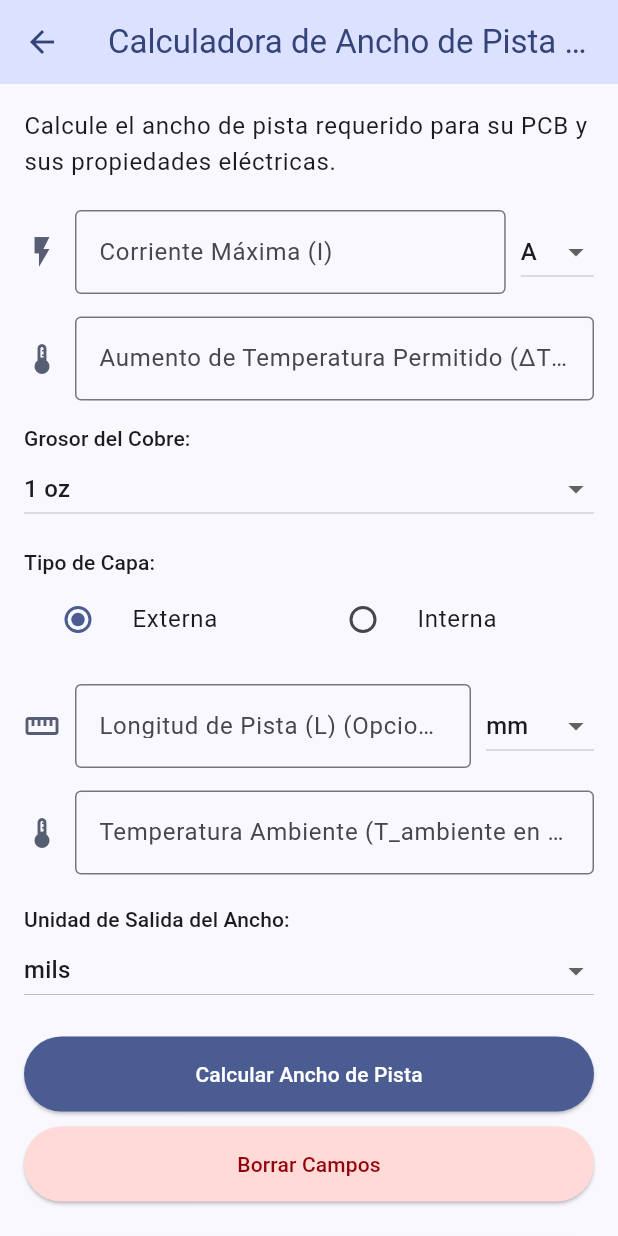
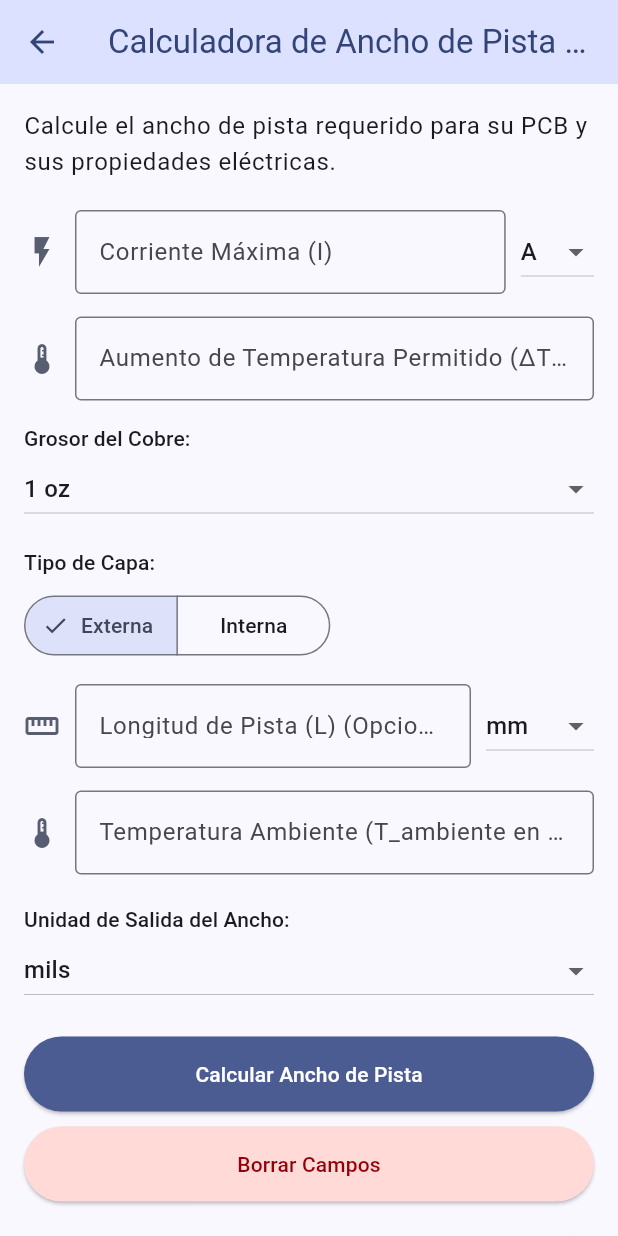
Before and after one commit to jmendezr85/calculadora_electronica, a Flutter app: the PcbTraceWidthCalculatorScreen screen opened directly, on a phone screen of 412 x 824 dp. Run offline on Flutter 3.47's test engine with Material 3 defaults, Android fonts, the phone set to English and light mode, and no system bars; our stand-ins replace fl_chart, package_info_plus, photo_view, share_plus, shared_preferences; accounts and stored records are empty.

```diff
--- a/lib/screens/calculators/adc_calculator_screen.dart
+++ b/lib/screens/calculators/adc_calculator_screen.dart
@@ -446,7 +446,7 @@ class _AdcCalculatorScreenState extends State<AdcCalculatorScreen>
                             value: _showAdvancedChart,
                             onChanged: (v) =>
                                 setState(() => _showAdvancedChart = v),
-                            activeColor: Colors.deepPurple,
+                            activeThumbColor: Colors.deepPurple,
                           ),
                         ],
                       ),
--- a/lib/screens/calculators/capacitor_calculator_screen.dart
+++ b/lib/screens/calculators/capacitor_calculator_screen.dart
@@ -440,7 +440,7 @@ class _CapacitorCalculatorScreenState extends State<CapacitorCalculatorScreen>
                             value: _showAdvancedResults,
                             onChanged: (v) =>
                                 setState(() => _showAdvancedResults = v),
-                            activeColor: Colors.deepPurple,
+                            activeThumbColor: Colors.deepPurple,
                           ),
                         ],
                       ),
--- a/lib/screens/calculators/decibel_calculator_screen.dart
+++ b/lib/screens/calculators/decibel_calculator_screen.dart
@@ -392,7 +392,7 @@ class _DecibelCalculatorScreenState extends State<DecibelCalculatorScreen>
                             value: _showAdvancedChart,
                             onChanged: (v) =>
                                 setState(() => _showAdvancedChart = v),
-                            activeColor: Colors.deepPurple,
+                            activeThumbColor: Colors.deepPurple,
                           ),
                         ],
                       ),
--- a/lib/screens/calculators/electronic_symbols_screen.dart
+++ b/lib/screens/calculators/electronic_symbols_screen.dart
@@ -344,7 +344,7 @@ class _CategoryChips extends StatelessWidget {
         padding: const EdgeInsets.symmetric(horizontal: 12),
         scrollDirection: Axis.horizontal,
         itemCount: categories.length,
-        separatorBuilder: (_, __) => const SizedBox(width: 8),
+        separatorBuilder: (_, index) => const SizedBox(width: 8),
         itemBuilder: (context, i) {
           final c = categories[i];
           final selectedNow = c == selected;
--- a/lib/screens/calculators/inductor_color_code_screen.dart
+++ b/lib/screens/calculators/inductor_color_code_screen.dart
@@ -104,7 +104,9 @@ class _InductorColorCodeScreenState extends State<InductorColorCodeScreen> {
         return;
       }
 
-      final String baseValueString = _is5Band ? '$val1$val2$val3' : '$val1$val2';
+      final String baseValueString = _is5Band
+          ? '$val1$val2$val3'
+          : '$val1$val2';
       final double baseValue = double.parse(baseValueString);
 
       final double inductorValue = baseValue * multiplier;
--- a/lib/screens/calculators/pcb_trace_width_calculator_screen.dart
+++ b/lib/screens/calculators/pcb_trace_width_calculator_screen.dart
@@ -273,22 +273,22 @@ class _PcbTraceWidthCalculatorScreenState
               'Tipo de Capa:',
               style: Theme.of(context).textTheme.titleSmall,
             ),
-            Row(
-              children: _layerTypes.map((type) {
-                return Expanded(
-                  child: RadioListTile<String>(
-                    title: Text(type),
-                    value: type,
-                    groupValue: _layerType,
-                    onChanged: (value) {
-                      setState(() {
-                        _layerType = value!;
-                      });
-                    },
-                  ),
-                );
-              }).toList(),
+            const SizedBox(height: 8),
+            SegmentedButton<String>(
+              segments: _layerTypes
+                  .map(
+                    (type) =>
+                        ButtonSegment<String>(value: type, label: Text(type)),
+                  )
+                  .toList(),
+              selected: {_layerType},
+              onSelectionChanged: (Set<String> selection) {
+                setState(() {
+                  _layerType = selection.first;
+                });
+              },
             ),
+
             const SizedBox(height: 15),
             _buildUnitInputField(
               controller: _traceLengthController,
--- a/lib/screens/calculators/power_dissipation_calculator.dart
+++ b/lib/screens/calculators/power_dissipation_calculator.dart
@@ -309,7 +309,7 @@ $_heatsinkAdvice
             const SizedBox(width: 8),
             Expanded(
               child: DropdownButtonFormField<String>(
-                value: selectedUnit,
+                initialValue: selectedUnit,
                 items: units
                     .map(
                       (unit) =>
--- a/lib/screens/calculators/resistor_color_code_screen.dart
+++ b/lib/screens/calculators/resistor_color_code_screen.dart
@@ -404,7 +404,7 @@ class _ResistorColorCodeScreenState extends State<ResistorColorCodeScreen> {
           ),
         ),
         dropdownColor: Theme.of(context).colorScheme.surfaceContainerHighest,
-        value: selectedValue,
+        initialValue: selectedValue,
         hint: const Text('Selecciona color'),
         onChanged: (newValue) {
           setState(() {
--- a/lib/screens/calculators/resistor_color_table_screen.dart
+++ b/lib/screens/calculators/resistor_color_table_screen.dart
@@ -170,9 +170,7 @@ class ResistorColorTableScreen extends StatelessWidget {
                             border:
                                 item['Color'] == 'Blanco' ||
                                     item['Color'] == 'Amarillo'
-                                ? Border.all(
-                                    color: Colors.grey.shade400,
-                                  )
+                                ? Border.all(color: Colors.grey.shade400)
                                 : null,
                           ),
                           // ELIMINA la línea 'color: _getColor(item['Color']!),' si estaba aquí fuera del decoration.
--- a/lib/screens/calculators/smd_calculator_screen.dart
+++ b/lib/screens/calculators/smd_calculator_screen.dart
@@ -335,7 +335,7 @@ class _SMDCalculatorScreenState extends State<SMDCalculatorScreen> {
             ),
             const SizedBox(height: 20),
             DropdownButtonFormField<String>(
-              value: _selectedComponentType,
+              initialValue: _selectedComponentType,
               decoration: InputDecoration(
                 labelText: 'Selecciona Tipo de Componente',
                 border: OutlineInputBorder(
--- a/lib/screens/calculators/voltage_drop_calculator.dart
+++ b/lib/screens/calculators/voltage_drop_calculator.dart
@@ -257,7 +257,7 @@ class _VoltageDropCalculatorState extends State<VoltageDropCalculator> {
         child: Column(
           children: [
             DropdownButtonFormField<String>(
-              value: _selectedMaterial,
+              initialValue: _selectedMaterial,
               items: _materialDB.keys
                   .map(
                     (material) => DropdownMenuItem(
@@ -274,7 +274,7 @@ class _VoltageDropCalculatorState extends State<VoltageDropCalculator> {
               children: [
                 Expanded(
                   child: DropdownButtonFormField<String>(
-                    value: _selectedAWG,
+                    initialValue: _selectedAWG,
                     items: _cableDB.keys
                         .map(
                           (awg) => DropdownMenuItem(
@@ -293,7 +293,7 @@ class _VoltageDropCalculatorState extends State<VoltageDropCalculator> {
                   const SizedBox(width: 12),
                   Expanded(
                     child: DropdownButtonFormField<String>(
-                      value: _selectedCableType,
+                      initialValue: _selectedCableType,
                       items: _cableTypes
                           .map(
                             (type) => DropdownMenuItem(
```
Also changed, not shown: lib/screens/calculators/battery_life_calculator_screen.dart (+17 -16 lines), lib/screens/calculators/frequency_converter.dart (+4 -6 lines), lib/screens/calculators/unit_converter_screen.dart (+7 -5 lines), lib/screens/settings_screen.dart (+27 -19 lines), pubspec.yaml (+30 -20 lines), pubspec.lock.
